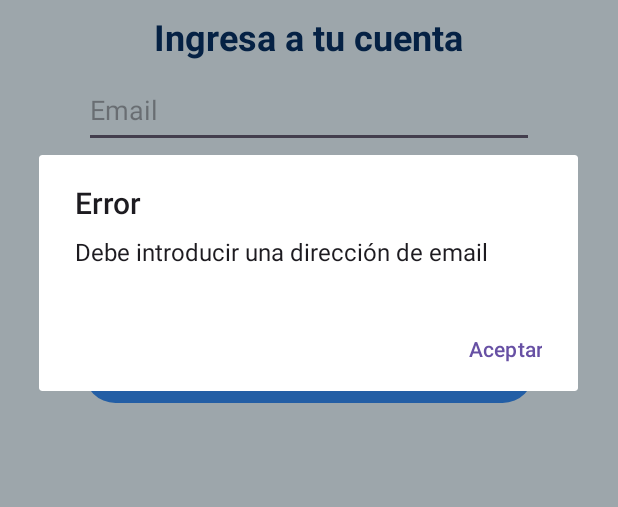
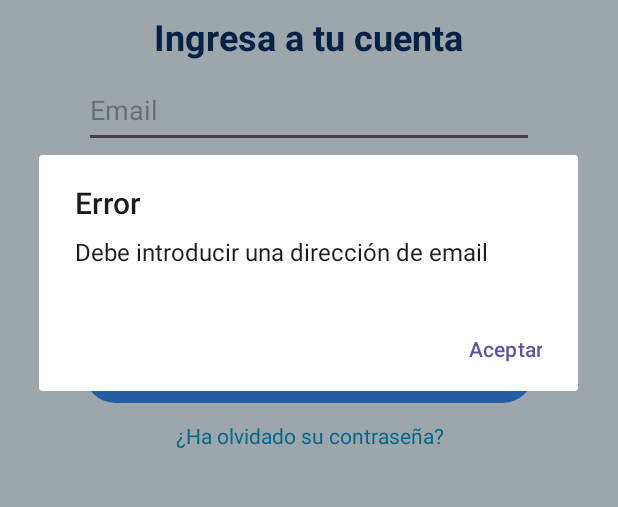
Before and after one commit to AndoniHub/PistaPadel, an Android app: the screen it shows after launch (AuthActivity), after a tap on "Registrar", on a phone screen of 412 x 824 dp, the part 345-852 px from its top. Run offline under Robolectric (Android 15) with nearby library versions, the light colour scheme and no system bars; our stand-ins replace Firebase (no records; nobody signed in at launch, a user with empty details on screens opened directly).

Commit message:
AuthActivity: Forzada la orientación de pantalla vertical. Implementado el servicio de recuperación de contraseña mediante correo electrónico. Añadidos mensajes toast. Refactor del código.

```diff
--- a/app/src/main/java/com/andonilaramagallon/pistapadel/AuthActivity.java
+++ b/app/src/main/java/com/andonilaramagallon/pistapadel/AuthActivity.java
@@ -1,9 +1,12 @@
 package com.andonilaramagallon.pistapadel;
 
 import android.content.Intent;
+import android.content.pm.ActivityInfo;
 import android.os.Bundle;
 import android.widget.Button;
 import android.widget.EditText;
+import android.widget.TextView;
+import android.widget.Toast;
 
 import androidx.activity.EdgeToEdge;
 import androidx.appcompat.app.AlertDialog;
@@ -27,10 +30,10 @@ public class AuthActivity extends AppCompatActivity {
     @Override
     protected void onCreate(Bundle savedInstanceState) {
         super.onCreate(savedInstanceState);
-
         // Forzar el modo claro (diurno)
         AppCompatDelegate.setDefaultNightMode(AppCompatDelegate.MODE_NIGHT_NO);
-
+        // Forzar la orientación de pantalla vertical
+        setRequestedOrientation(ActivityInfo.SCREEN_ORIENTATION_PORTRAIT);
         EdgeToEdge.enable(this);
 
         setContentView(R.layout.activity_auth);
@@ -61,11 +64,10 @@ public class AuthActivity extends AppCompatActivity {
             return insets;
         });
 
-        // Llamada al metodo registrar -> Asigna la acción al botón Registrar mediante un OnClickListener
-        registrar();
-
-        //Llamada al metodo acceder -> Asigna la acción al botón Acceder mediante un OnClickListener
-        acceder();
+        // Llamada a los métodos que definen las acciones de los elementos del layout
+        registerUser();
+        signInUser();
+        recoverPassword();
     }
 
     /**
@@ -87,8 +89,8 @@ public class AuthActivity extends AppCompatActivity {
      * Obtiene y verifica que los campos email y contraseña no estén vacíos y sean válidos.
      * Mediante el servicio FirebaseAuth, registra el usuario con las credenciales obtenidas y accede a la HomeActivity.
      */
-    private void registrar() {
-        // Instanciar los elementos del layout
+    private void registerUser() {
+        // Instanciar elementos del layout
         EditText emailEditText = findViewById(R.id.emailEditText);
         EditText passwordEditText = findViewById(R.id.passwordEditText);
         Button signUpButton = findViewById(R.id.signOutButton);
@@ -100,16 +102,16 @@ public class AuthActivity extends AppCompatActivity {
             String password = passwordEditText.getText().toString().trim();
             // Validaciones de los campos de email y contraseña
             if (email.isEmpty()) {
-                mostrarAlerta("Debe introducir una dirección de email");
+                mostrarPopup("Error", "Debe introducir una dirección de email");
                 return;
             }
             if (password.isEmpty()) {
-                mostrarAlerta("Debe introducir una contraseña válida");
+                mostrarPopup("Error", "Debe introducir una contraseña válida");
                 return;
             }
             // Verificar que la contraseña tenga un mínimo de 6 caracteres (requisito de Firebase)
             if (password.length() < 6) {
-                mostrarAlerta("La contraseña debe tener al menos 6 caracteres");
+                mostrarPopup("Error", "La contraseña debe tener al menos 6 caracteres");
                 // Limpiar el campo de contraseña
                 passwordEditText.setText("");
                 return;
@@ -120,8 +122,10 @@ public class AuthActivity extends AppCompatActivity {
                     .createUserWithEmailAndPassword(email, password)
                     .addOnCompleteListener(task -> {
                         if (task.isSuccessful()) {
-                            // Registro exitoso, ir a la pantalla principal
-                            mostrarHome(email, ProviderType.BASIC);
+                            // [ REGISTRO EXITOSO ]
+                            // Mostrar mensaje de éxito
+                            //TODO Valorar si cambiar el mensaje por un Toast y navegar a HomeActivity
+                            mostrarPopup("¡Enhorabuena!", "Ha sido registrado correctamente.\nPulse el botón Acceder para navegar al Home.");
                         } else {
                             // Si el task no es exitoso, se maneja el error
                             if (task.getException() != null) {
@@ -132,19 +136,19 @@ public class AuthActivity extends AppCompatActivity {
                                 // Personalizar el mensaje de error según el código de error
                                 switch (errorCode) {
                                     case "ERROR_EMAIL_ALREADY_IN_USE":
-                                        mostrarAlerta("Ya existe un usuario registrado con la dirección de correo electrónico " + email);
+                                        mostrarPopup("Error", "Ya existe un usuario registrado con la dirección de correo electrónico " + email);
                                         // Limpiar los campos de email y contraseña
                                         passwordEditText.setText("");
                                         passwordEditText.setText("");
                                         break;
                                     case "ERROR_INVALID_EMAIL":
-                                        mostrarAlerta("El formato del correo electrónico no es válido.");
+                                        mostrarPopup("Error", "El formato del correo electrónico no es válido.");
                                         // Limpiar los campos de email y contraseña
                                         emailEditText.setText("");
                                         passwordEditText.setText("");
                                         break;
                                     default:
-                                        mostrarAlerta("Error al registrar usuario. Por favor inténtelo de nuevo.");
+                                        mostrarPopup("Error", "Error al registrar usuario. Por favor inténtelo de nuevo.");
                                         break;
                                 }
                             }
@@ -158,8 +162,8 @@ public class AuthActivity extends AppCompatActivity {
      * Obtiene y verifica que no estén vacíos los campos email y contraseña.
      * Mediante el servicio FirebaseAuth, comprueba que el usuario esta registrado y en tal caso accede a la HomeActivity.
      */
-    private void acceder() {
-        // Instanciar los elementos del layout
+    private void signInUser() {
+        // Instanciar elementos del layout
         EditText emailEditText = findViewById(R.id.emailEditText);
         EditText passwordEditText = findViewById(R.id.passwordEditText);
         Button signInButton = findViewById(R.id.signInButton);
@@ -172,16 +176,16 @@ public class AuthActivity extends AppCompatActivity {
 
             // Validaciones de los campos de email y contraseña
             if (email.isEmpty()) {
-                mostrarAlerta("Debe introducir una dirección de email");
+                mostrarPopup("Error", "Debe introducir una dirección de email");
                 return;
             }
             if (password.isEmpty()) {
-                mostrarAlerta("Debe introducir una contraseña válida");
+                mostrarPopup("Error", "Debe introducir una contraseña válida");
                 return;
             }
             // Verificar que la contraseña tenga un mínimo de 6 caracteres (requisito de Firebase)
             if (password.length() < 6) {
-                mostrarAlerta("La contraseña debe tener al menos 6 caracteres");
+                mostrarPopup("Error", "La contraseña debe tener al menos 6 caracteres");
                 // Limpiar el campo de contraseña
                 passwordEditText.setText("");
                 return;
@@ -193,10 +197,13 @@ public class AuthActivity extends AppCompatActivity {
                     .addOnCompleteListener(task -> {
                         if (task.isSuccessful()) {
                             String userEmail = (task.getResult().getUser() != null) ? task.getResult().getUser().getEmail() : "";
-                            // Llamada al metodo mostrarHme para navegar a HomeActivity
+                            // [ ACCESO EXITOSO ]
+                            // Mostrar mensaje toast
+                            Toast.makeText(this, "Ha accedido a la aplicación con éxito", Toast.LENGTH_SHORT).show();
+                            // Navegar a HomeActivity
                             mostrarHome(userEmail, ProviderType.BASIC);
                         } else {
-                            mostrarAlerta("La dirección de correo electrónico o la contraseña no coinciden con las de un usuario registrado. Por favor, inténtelo de nuevo.");
+                            mostrarPopup("Error", "La dirección de correo electrónico o la contraseña no coinciden con las de un usuario registrado.\nPor favor, inténtelo de nuevo.");
                             // Limpiar los campos de email y contraseña
                             emailEditText.setText("");
                             passwordEditText.setText("");
@@ -206,16 +213,58 @@ public class AuthActivity extends AppCompatActivity {
     }
 
     /**
-     * Metodo cuya función es mostrar un mensaje de error en formato popup y un botón de aceptar para cerrar el popup
+     * Metodo que envía un correo de recuperación de contraseña si el email es válido.
+     * Muestra un mensaje de éxito o error según el resultado.
+     */
+    private void recoverPassword() {
+        // Instanciar elementos del layout
+        EditText emailEditText = findViewById(R.id.emailEditText);
+        EditText passwordEditText = findViewById(R.id.passwordEditText);
+        TextView passRecoveryTextView = findViewById(R.id.passRecoveryTextView);
+
+        // Asignar OnClickListener a passRecoveryTextView
+        passRecoveryTextView.setOnClickListener(v -> {
+            String email = emailEditText.getText().toString().trim();
+
+            // Validar que el email no esté vacío
+            if (email.isEmpty()) {
+                // Mostrar un mensaje Toast
+                Toast.makeText(this, "Por favor, introduce tu email", Toast.LENGTH_SHORT).show();
+                return;
+            }
+
+            // Enviar el correo de recuperación
+            FirebaseAuth.getInstance().sendPasswordResetEmail(email)
+                    .addOnCompleteListener(task -> {
+                        if (task.isSuccessful()) {
+                            // Mostrar un mensaje Toast
+                            Toast.makeText(this, "Correo de recuperación enviado.", Toast.LENGTH_LONG).show();
+                        } else {
+                            // Si el task no es exitoso, se maneja el error
+                            if (task.getException() != null) {
+                                // Mostrar mensaje de error
+                                mostrarPopup("Error", "La dirección de correo electrónico no es valida.\nPor favor, inténtelo de nuevo.");
+                                // Limpiar los campos de email y contraseña
+                                emailEditText.setText("");
+                                passwordEditText.setText("");
+                            }
+                        }
+                    });
+        });
+    }
+
+    /**
+     * Metodo cuya función es mostrar un mensaje con formato popup y un botón de aceptar para cerrarlo
      *
+     * @param titulo  Titulo que se muestra en el popup
      * @param mensaje Mensaje que se muestra en el popup
      */
-    private void mostrarAlerta(String mensaje) {
+    private void mostrarPopup(String titulo, String mensaje) {
         AlertDialog.Builder builder = new AlertDialog.Builder(this);
-        builder.setTitle("Error");
+        builder.setTitle(titulo);
         builder.setMessage(mensaje);
         builder.setPositiveButton("Aceptar", (dialog, which) -> dialog.dismiss());
-
+        // Crear y mostrar el diálogo
         AlertDialog dialog = builder.create();
         dialog.show();
     }
--- a/app/src/main/res/layout/activity_auth.xml
+++ b/app/src/main/res/layout/activity_auth.xml
@@ -90,9 +90,24 @@
             android:text="Acceder"
             app:backgroundTint="@color/blue_01" />
 
+        <Space
+            android:layout_width="match_parent"
+            android:layout_height="8dp" />
+
+        <TextView
+            android:id="@+id/passRecoveryTextView"
+            android:layout_width="300dp"
+            android:layout_height="50dp"
+            android:clickable="true"
+            android:focusable="true"
+            android:text="¿Ha olvidado su contraseña?"
+            android:textAlignment="center"
+            android:textColor="@android:color/holo_blue_dark" />
+
         <LinearLayout
             android:layout_width="match_parent"
             android:layout_height="match_parent"
+            android:layout_gravity="center"
             android:orientation="horizontal">
 
         </LinearLayout>
```
